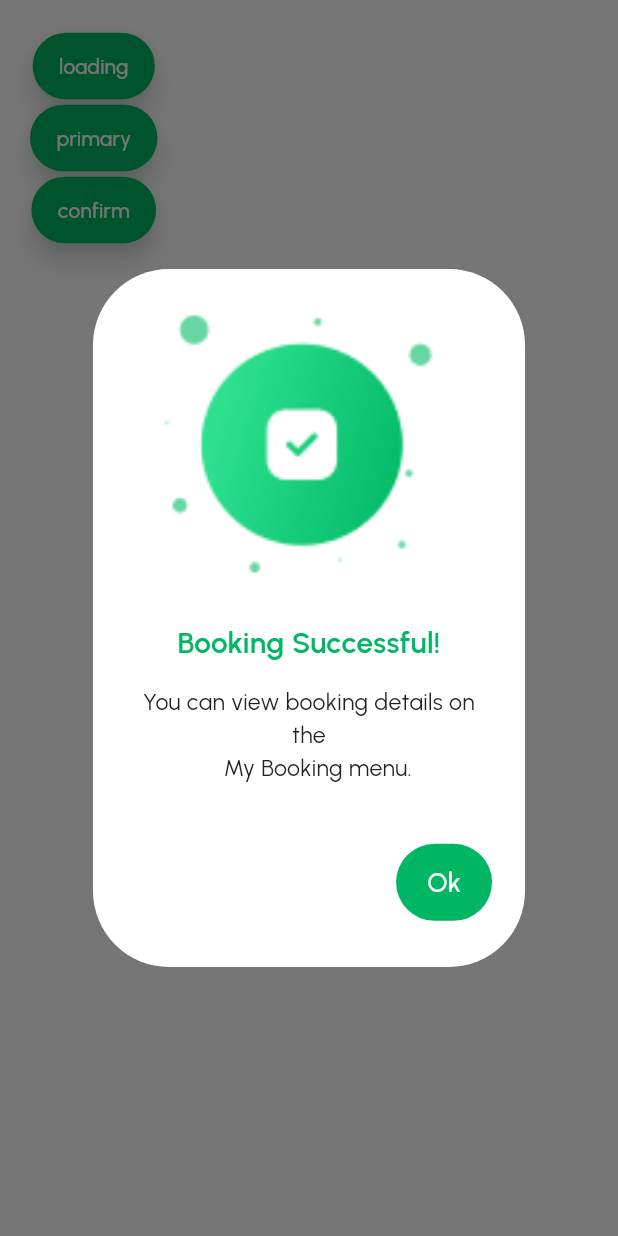
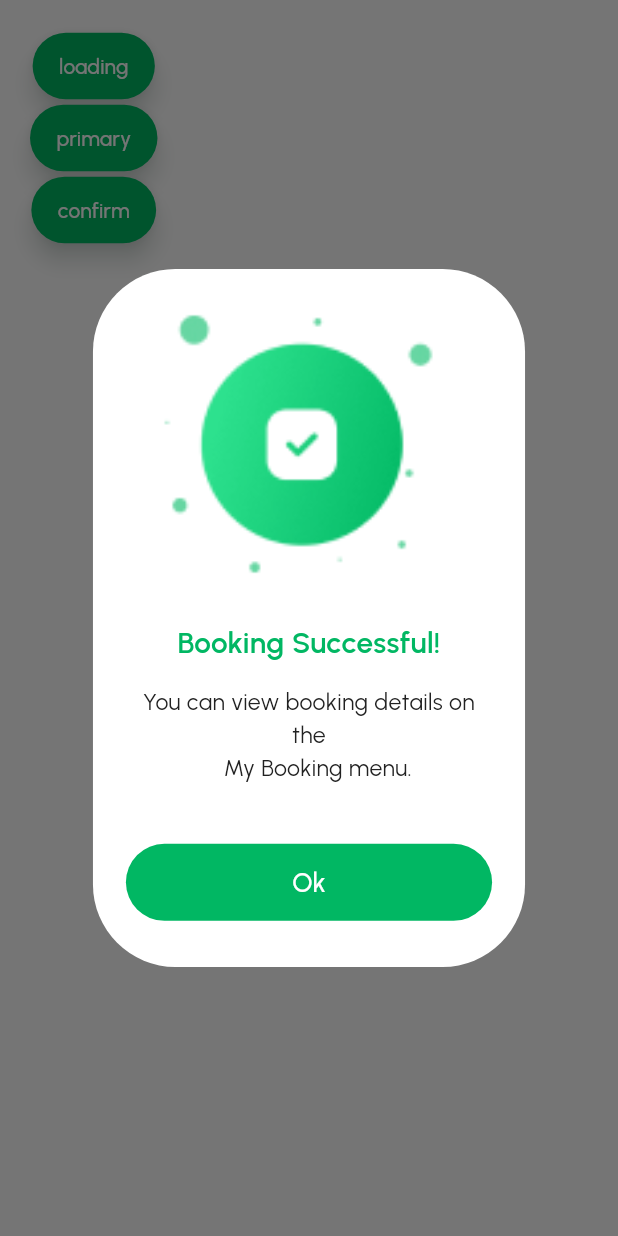
Before and after one commit to lusnyak/watt_hub, a Flutter app: the screen it shows after launch, after a tap on "confirm", on a phone screen of 412 x 824 dp. Run offline on Flutter 3.47's test engine with Material 3 defaults, Android fonts, the phone set to English and light mode, and no system bars; our stand-ins replace auto_route, awesome_extensions, bloc, dropdown_button2, flutter_bloc, flutter_map and 13 more; missing offline and left inert: flutter_map_marker_cluster.

Commit message:
fix conflicts

```diff
--- a/packages/watt_hub_uikit/lib/src/widgets/popup/wh_popup.dart
+++ b/packages/watt_hub_uikit/lib/src/widgets/popup/wh_popup.dart
@@ -7,7 +7,7 @@ class WHPopup {
 
   WHPopup.of(this.context);
 
-  Future<void> show({
+  void show({
     required String image,
     required String title,
     required String subTitle,
@@ -15,8 +15,8 @@ class WHPopup {
     String? confirmButtonTitle,
     VoidCallback? onConfirmPressed,
     VoidCallback? onCancelPressed,
-  }) async {
-    await showDialog<void>(
+  }) {
+    showDialog<void>(
       context: context,
       builder: (BuildContext context) {
         return _WHPopup(
@@ -80,7 +80,7 @@ class _WHPopup extends StatelessWidget {
         ],
       ),
       shape: RoundedRectangleBorder(
-          borderRadius: BorderRadius.all(Radius.circular(50.r))),
+          borderRadius: BorderRadius.all(Radius.circular(50.sp))),
       actions: <Widget>[
         if (confirmButtonTitle != null && cancelButtonTitle != null)
           Column(
@@ -101,7 +101,7 @@ class _WHPopup extends StatelessWidget {
           ).paddingAll(8.sp),
         if (cancelButtonTitle == null && confirmButtonTitle != null)
           SizedBox(
-            // width: double.infinity,
+            width: double.infinity,
             child: WHElevatedButton.primary(
               onPressed: onConfirmPressed,
               title: confirmButtonTitle ?? "",
```
